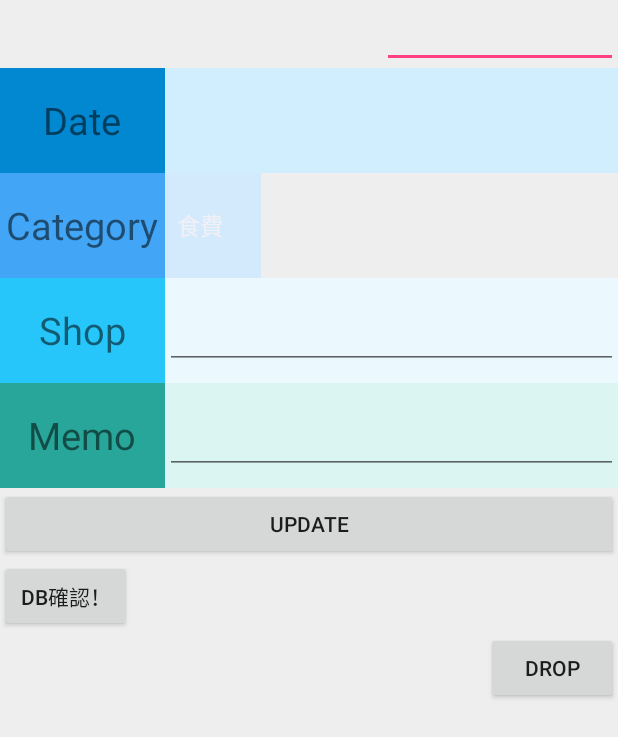
After one commit to Ke4a11/Afururu, an Android app: the MoneyUpdateActivity screen opened directly, with no data from a screen before it, on a phone screen of 412 x 824 dp. The commit adds this screen. Shown: the top 737 px of the screen. Run offline under Robolectric (Android 15) with nearby library versions, the phone set to English and light mode, and no system bars; 1 statement that could not run was skipped.

Commit message:
挿入と更新できるようになってますがめんintent追加

```diff
--- a/app/src/main/AndroidManifest.xml
+++ b/app/src/main/AndroidManifest.xml
@@ -84,6 +84,12 @@
             android:name=".Money.ServiceMoneyExchange"
             android:exported="false" >
         </service>
+
+        <activity
+            android:name=".Money.MoneyUpdateActivity"
+            android:label="@string/title_activity_money_update"
+            android:theme="@style/AppTheme.NoActionBar" >
+        </activity>
     </application>
 
 </manifest>
--- a/app/src/main/java/ke4a11/ecc/ac/jp/afururu/Money/MoneyActivity_ListorCal_Detail.java
+++ b/app/src/main/java/ke4a11/ecc/ac/jp/afururu/Money/MoneyActivity_ListorCal_Detail.java
@@ -26,7 +26,6 @@ TODO
  */
 
 public class MoneyActivity_ListorCal_Detail extends AppCompatActivity {
-
     @Override
     protected void onCreate(Bundle savedInstanceState) {
         super.onCreate(savedInstanceState);
--- a/app/src/main/java/ke4a11/ecc/ac/jp/afururu/Money/MoneyActiviy_ListorCal.java
+++ b/app/src/main/java/ke4a11/ecc/ac/jp/afururu/Money/MoneyActiviy_ListorCal.java
@@ -50,7 +50,7 @@ public class MoneyActiviy_ListorCal extends AppCompatActivity implements Money_L
     //private String[] DB_SELECTED_payout;
     public String[] DB_SELECTED_date;
     public String[] DB_SELECTED_shop;
-    public String[] DB_SELECTED_category;
+    public int[] DB_SELECTED_category;
     public String[] DB_SELECTED_memo;
 
     @Override
@@ -118,7 +118,7 @@ public class MoneyActiviy_ListorCal extends AppCompatActivity implements Money_L
         //クッションの役割 詳しくはフィールドにセッティング７るとこを参照
         String[] date = new String[c.getCount()];
         String[] shop = new String[c.getCount()];
-        String[] category = new String[c.getCount()];
+        int[] category = new int[c.getCount()];
         String[] memo = new String[c.getCount()];
 
 
@@ -128,7 +128,7 @@ public class MoneyActiviy_ListorCal extends AppCompatActivity implements Money_L
 
             date[i] = c.getString(1);
             shop[i] = c.getString(2);
-            category[i] = c.getString(3);
+            category[i] = Integer.parseInt(c.getString(3));
             memo[i] = c.getString(4);
 
             i++;
--- a/app/src/main/java/ke4a11/ecc/ac/jp/afururu/Money/MoneyInputActivity.java
+++ b/app/src/main/java/ke4a11/ecc/ac/jp/afururu/Money/MoneyInputActivity.java
@@ -30,6 +30,7 @@ import java.util.Calendar;
 
 import ke4a11.ecc.ac.jp.afururu.R;
 import ke4a11.ecc.ac.jp.afururu.Setting.ShowDataBase;
+import ke4a11.ecc.ac.jp.afururu.TopActivity;
 
 public class MoneyInputActivity extends AppCompatActivity {
     //初期の値
@@ -67,7 +68,7 @@ public class MoneyInputActivity extends AppCompatActivity {
                 //int idx = spinner.getSelectedItemPosition();
 
                 // 選択されているアイテムを取得
-                String category = (String)spinner.getSelectedItem();
+                int category = spinner.getSelectedItemPosition();
                 ContentValues insertValues = new ContentValues();
                 insertValues.put("date",date);
                 insertValues.put("shop", shop);
@@ -78,6 +79,8 @@ public class MoneyInputActivity extends AppCompatActivity {
 
                 //一つ目の引数をthisではなくContextにする　登録かんりょうのToast表示
                 Toast.makeText(getApplicationContext(),"登録完了",Toast.LENGTH_SHORT).show();
+                Intent i = new Intent(getApplicationContext(), TopActivity.class);
+                startActivity(i);
             }
         });
 
--- a/app/src/main/java/ke4a11/ecc/ac/jp/afururu/Money/MoneyOpenHelper.java
+++ b/app/src/main/java/ke4a11/ecc/ac/jp/afururu/Money/MoneyOpenHelper.java
@@ -11,13 +11,13 @@ public class MoneyOpenHelper extends SQLiteOpenHelper {
 
 
         public MoneyOpenHelper(Context context) {
-            super(context, "ShopMemoDB4", null, 2);
+            super(context, "ShopMemoDB5", null, 2);
         }
 
         @Override
         public void onCreate(SQLiteDatabase db) {
             db.execSQL("create table ecc(" + "id integer primary key," + " shop text not null," + " memo text not null,"
-                    +" category text not null," + " date text not null," + "price integer not null" + ");");
+                    +" category integer not null," + " date text not null," + "price integer not null" + ");");
         }
 
         @Override
--- a/app/src/main/java/ke4a11/ecc/ac/jp/afururu/Money/MoneyShowDatabase.java
+++ b/app/src/main/java/ke4a11/ecc/ac/jp/afururu/Money/MoneyShowDatabase.java
@@ -32,7 +32,7 @@ public class MoneyShowDatabase extends AppCompatActivity{
 
         while (mov) {
             TextView textView = new TextView(this);
-            textView.setText(String.format("%d : %s : %s : %s : %s : %d", c.getInt(0), c.getString(1) ,c.getString(2), c.getString(3),c.getString(4),c.getInt(5)));
+            textView.setText(String.format("%d : %s : %s : %d : %s : %d", c.getInt(0), c.getString(1) ,c.getString(2), c.getInt(3),c.getString(4),c.getInt(5)));
             mov = c.moveToNext();
             layout.addView(textView);
         }
--- /dev/null
+++ b/app/src/main/java/ke4a11/ecc/ac/jp/afururu/Money/MoneyUpdateActivity.java
@@ -0,0 +1,262 @@
+package ke4a11.ecc.ac.jp.afururu.Money;
+
+import android.app.DatePickerDialog;
+import android.content.ContentValues;
+import android.content.Context;
+import android.content.Intent;
+import android.database.Cursor;
+import android.database.sqlite.SQLiteDatabase;
+import android.os.Bundle;
+import android.support.annotation.Nullable;
+import android.support.design.widget.FloatingActionButton;
+import android.support.design.widget.Snackbar;
+import android.support.v7.app.AppCompatActivity;
+import android.support.v7.widget.Toolbar;
+import android.text.format.Time;
+import android.view.KeyEvent;
+import android.view.LayoutInflater;
+import android.view.View;
+import android.view.ViewGroup;
+import android.view.inputmethod.InputMethodManager;
+import android.widget.AdapterView;
+import android.widget.ArrayAdapter;
+import android.widget.Button;
+import android.widget.DatePicker;
+import android.widget.EditText;
+import android.widget.Spinner;
+import android.widget.TextView;
+import android.widget.Toast;
+
+import java.util.Calendar;
+
+import ke4a11.ecc.ac.jp.afururu.R;
+import ke4a11.ecc.ac.jp.afururu.Setting.ShowDataBase;
+
+public class MoneyUpdateActivity extends AppCompatActivity {
+    //初期の値
+    public static String selectedSpinner = "外食費";
+
+    //カテゴリ別のString型配列
+    private final String[] rateName = {"食費","外食費","交通費"};
+
+    public MoneyUpdateActivity() {
+        // Required empty public constructor
+    }
+
+    public void onStart(){
+
+        super.onStart();
+        MoneyOpenHelper helper = new MoneyOpenHelper(this);
+        final SQLiteDatabase db = helper.getWritableDatabase();
+        final EditText shopText = (EditText) findViewById(R.id.shopEdit);
+        final EditText memoText = (EditText) findViewById(R.id.memoEdit);
+        final TextView dateText = (TextView)findViewById(R.id.dateText);
+        final EditText priceText = (EditText)findViewById(R.id.priceEdit);
+        final Spinner spinner = (Spinner)findViewById(R.id.categorySpinner);
+
+        Intent i = getIntent();
+        int id =i.getIntExtra("position",1);
+        id +=1;
+
+        Toast.makeText(getApplicationContext(),"idは"+id+"desu", Toast.LENGTH_SHORT).show();
+
+        String shop ="";
+        String memo="";
+        String date="";
+        String price = "";
+         String category="";
+
+
+        String sqlstr = "select * from ecc where id =" + id + ";";
+        Cursor c=db.rawQuery(sqlstr,null);
+
+        boolean isEof = c.moveToFirst();
+
+        while (isEof) {
+          //  price += String.format("%d : %s : %s : %s : %s : %d", c.getInt(0), c.getString(1) ,c.getString(2), c.getString(3),c.getString(4),c.getInt(5));
+            shop +=String.format("%s",c.getString(1));
+            memo +=String.format("%s",c.getString(2));
+            category +=String.format("%d",c.getInt(3));
+            date +=String.format("%s",c.getString(4));
+           //お金は五番目の引数
+            price +=String.format("%d",c.getInt(5));
+            isEof = c.moveToNext();
+        }
+        shopText.setText(shop);
+        memoText.setText(memo);
+        dateText.setText(date);
+        priceText.setText(price);
+///カテゴリの表示をStringに変換
+        String categorychange = category;
+        int categorychanged = Integer.parseInt(categorychange);
+
+        Toast.makeText(getApplicationContext(),"", Toast.LENGTH_SHORT).show();
+
+
+        Button showButton = (Button) findViewById(R.id.showButton);
+        showButton.setOnClickListener(new View.OnClickListener() {
+            @Override
+            public void onClick(View v) {
+                Intent dbIntent = new Intent(getApplicationContext(),MoneyShowDatabase.class);
+                startActivity(dbIntent);
+            }
+        });
+
+
+        //UPDATEでの処理
+        final Button updateButton = (Button) findViewById(R.id.updateButton);
+        updateButton.setOnClickListener(new View.OnClickListener() {
+            @Override
+            public void onClick(View v) {
+
+                String shop = shopText.getText().toString();
+                String memo = memoText.getText().toString();
+                String date = dateText.getText().toString();
+                Integer price = Integer.parseInt(priceText.getText().toString());
+                int category = spinner.getSelectedItemPosition();
+                if (shop.equals("")) {
+
+                    Toast.makeText(getApplicationContext(), "名前を入力してください。", Toast.LENGTH_SHORT).show();
+                } else {
+                    ContentValues updateValues = new ContentValues();
+                    updateValues.put("shop", shop);
+                    updateValues.put("memo", memo);
+                    updateValues.put("date", date);
+                    updateValues.put("price", price);
+                    updateValues.put("category",category);
+                    db.update("ecc", updateValues, "date=?", new String[]{date});
+                }
+                Intent i = new Intent(getApplicationContext(),MoneyActiviy_ListorCal.class);
+                startActivity(i);
+            }
+        });
+
+                //DROPテーブル
+                Button dropButton = (Button) findViewById(R.id.dropButton);
+                dropButton.setOnClickListener(new View.OnClickListener() {
+                    @Override
+                    public void onClick(View v) {
+                        db.execSQL("DROP TABLE ECC");
+                    }
+                });
+
+
+                //spinner用のアダプターを作成
+                //??コンテキストに変更
+                ArrayAdapter<String> ad = new ArrayAdapter<String>(getApplicationContext(), android.R.layout.simple_spinner_item);
+                ad.setDropDownViewResource(android.R.layout.simple_spinner_dropdown_item);
+
+                //アイテム追加
+                ad.add("食費");
+                ad.add("外食費");
+                ad.add("交通費");
+                // spinner = (Spinner)findViewById(R.id.categorySpinner);
+
+                spinner.setAdapter(ad);
+
+                //スピナーのリスナの設定
+                spinner.setOnItemSelectedListener(new AdapterView.OnItemSelectedListener() {
+                    @Override
+                    public void onItemSelected(AdapterView<?> parent, View view, int position, long id) {
+
+                        selectedSpinner = rateName[spinner.getSelectedItemPosition()];
+
+                        //selectedSpinner = (String)spinner.getSelectedItem();
+                        //Toast.makeText(getContext(),Integer.toString(spinner.getSelectedItemPosition()),Toast.LENGTH_SHORT).show();
+                    }
+
+                    @Override
+                    public void onNothingSelected(AdapterView<?> parent) {
+                    }
+                });
+
+        memoText.setOnKeyListener(new View.OnKeyListener() {
+            @Override
+            public boolean onKey(View v, int keyCode, KeyEvent event) {
+                //EnterKeyが押されたかを判定
+                if (event.getAction() == KeyEvent.ACTION_DOWN
+                        && keyCode == KeyEvent.KEYCODE_ENTER) {
+
+                    //ソフトキーボードを閉じる
+                    InputMethodManager inputMethodManager = (InputMethodManager) getSystemService(Context.INPUT_METHOD_SERVICE);
+                    inputMethodManager.hideSoftInputFromWindow(v.getWindowToken(), 0);
+
+                    /*登録押したときの処理の内容
+                    String shop = shopText.getText().toString();
+                    String memo = memoText.getText().toString();
+                    String date = dateText.getText().toString();
+                    // 選択されているアイテムのIndexを取得
+                    //int idx = spinner.getSelectedItemPosition();
+
+                    // 選択されているアイテムを取得
+                    String category = (String)spinner.getSelectedItem();
+
+                    ContentValues insertValues = new ContentValues();
+                    insertValues.put("date",date);
+                    insertValues.put("shop", shop);
+                    insertValues.put("category",category);
+                    insertValues.put("memo", memo);
+                    long id = db.insert("ecc", date, insertValues);*/
+
+                    return true;
+                }
+                return false;
+            }
+        });
+
+        spinner.setSelection(categorychanged);
+
+    }
+
+
+     public View onCreateView(LayoutInflater inflater, ViewGroup container,
+                                     Bundle savedInstanceState) {
+                return inflater.inflate(R.layout.activity_money_update, container, false);
+            }
+
+            @Override
+            protected void onCreate(@Nullable Bundle savedInstanceState) {
+                super.onCreate(savedInstanceState);
+
+                Intent i = getIntent();
+                int id =i.getIntExtra("position",1);
+
+                Toast.makeText(getApplicationContext(),"idは"+id+"desu", Toast.LENGTH_SHORT).show();
+
+
+                //日付を表示する処理
+                setContentView(R.layout.activity_money_update);
+                final TextView dateText = (TextView) findViewById(R.id.dateText);
+                Time time = new Time("Asia/Tokyo");
+                time.setToNow();
+                String date = time.year + "年" + (time.month + 1) + "月" + time.monthDay + "日　";
+                dateText.setText(date);
+                //押したときカレンダー表示
+                dateText.setOnClickListener(new View.OnClickListener() {
+                    @Override
+                    public void onClick(View v) {
+                        Calendar cal = Calendar.getInstance();
+
+                        DatePickerDialog dialog = new DatePickerDialog(MoneyUpdateActivity.this, new DatePickerDialog.OnDateSetListener() {
+                            public void onDateSet(DatePicker picker, int year, int month, int day) {
+                                dateText.setText(year + "年" + (month + 1) + "月" + day + "日");
+                            }
+                        }
+                                , cal.get(Calendar.YEAR), cal.get(Calendar.MONTH), cal.get(Calendar.DAY_OF_MONTH)
+                        );
+                        dialog.show();
+
+
+
+                    }
+                });
+
+/*
+        Button btn=(Button)findViewById(R.id.addButton);
+        //btn.setOnClickListener(this);
+        btn.setText("kokoko");
+        btn.setVisibility(View.GONE);
+*/
+
+            }
+        }
--- /dev/null
+++ b/app/src/main/res/layout/activity_money_update.xml
@@ -0,0 +1,154 @@
+<?xml version="1.0" encoding="utf-8"?>
+<LinearLayout xmlns:android="http://schemas.android.com/apk/res/android"
+    xmlns:tools="http://schemas.android.com/tools" android:layout_width="match_parent"
+    android:layout_height="fill_parent" android:orientation="vertical" tools:context="ke4a11.ecc.ac.jp.afururu.Money.Money_Input"
+    android:weightSum="1" android:id="@+id/moneyinputlayout">
+
+
+
+    <EditText
+        android:layout_width="157dp"
+        android:layout_height="wrap_content"
+        android:layout_alignParentLeft="true"
+        android:layout_alignParentRight="true"
+        android:ems="5"
+        android:inputType="number"
+        android:id="@+id/priceEdit"
+        android:layout_gravity="right" />
+
+
+    <LinearLayout
+        android:layout_width="match_parent"
+        android:layout_height="wrap_content"
+        android:orientation="vertical"
+        android:layout_weight="0.78">
+        <!--Dateを囲んでいるLinear-->
+        <LinearLayout
+            android:layout_width="match_parent"
+            android:layout_height="wrap_content"
+            android:orientation="horizontal"
+            android:weightSum="1">
+
+
+            <!--日付label-->
+            <TextView
+                android:layout_width="110dp"
+                android:layout_height="70dp"
+                android:text="Date"
+                android:id="@+id/date"
+                android:gravity="center"
+                android:textSize="25dp"
+                android:background="#0288D1" />
+
+            <!--日付TextView-->
+            <TextView
+                android:layout_width="match_parent"
+                android:layout_height="fill_parent"
+                android:id="@+id/dateText"
+                android:clickable="true"
+                android:textSize="30dp"
+                android:textStyle="bold"
+                android:gravity="center"
+                android:background="#d1eefe" />
+
+
+        </LinearLayout>
+
+        <!--Categoryを囲んでいるLinear-->
+        <LinearLayout
+            android:layout_width="wrap_content"
+            android:layout_height="wrap_content"
+            android:orientation="horizontal">
+
+            <TextView
+                android:layout_width="110dp"
+                android:layout_height="70dp"
+                android:text="Category"
+                android:id="@+id/category"
+                android:textSize="25dp"
+                android:gravity="center"
+                android:background="#42a5f5" />
+
+            <Spinner android:id="@+id/categorySpinner"
+                android:layout_width="match_parent"
+                android:layout_height="match_parent"
+                android:gravity="center|center_vertical|center_horizontal"
+                android:background="#d3eafc">
+            </Spinner>
+
+        </LinearLayout>
+        <!--Shopを囲んでいるLinear-->
+        <LinearLayout
+            android:layout_width="fill_parent"
+            android:layout_height="wrap_content"
+            android:orientation="horizontal"
+            android:background="#ebf9fe">
+
+            <TextView
+                android:layout_width="110dp"
+                android:layout_height="70dp"
+                android:text="Shop"
+                android:id="@+id/shop"
+                android:textSize="25dp"
+                android:gravity="center"
+                android:background="#26c6fa" />
+
+            <EditText
+                android:layout_width="fill_parent"
+                android:layout_height="wrap_content"
+                android:id="@+id/shopEdit"
+                android:inputType="text"
+                android:maxLength="200"/>
+
+        </LinearLayout>
+
+        <!--Memoを囲んでいるLinear-->
+        <LinearLayout
+            android:layout_width="fill_parent"
+            android:layout_height="wrap_content"
+            android:orientation="horizontal"
+            android:background="#daf5f2">
+
+            <TextView
+                android:layout_width="110dp"
+                android:layout_height="70dp"
+                android:text="Memo"
+                android:id="@+id/memo"
+                android:textSize="25dp"
+                android:gravity="center"
+                android:background="#29a69a" />
+
+            <EditText
+                android:layout_width="fill_parent"
+                android:layout_height="wrap_content"
+                android:id="@+id/memoEdit"
+                android:inputType="text"
+                android:maxLength="20"/>
+
+        </LinearLayout>
+
+        <Button
+            android:layout_width="fill_parent"
+            android:layout_height="wrap_content"
+            android:text="UPDATE"
+            android:id="@+id/updateButton"
+            android:layout_gravity="center_horizontal" />
+
+        <Button
+            android:layout_width="wrap_content"
+            android:layout_height="wrap_content"
+            android:text="DB確認！"
+            android:id="@+id/showButton" />
+
+        <Button
+            android:layout_width="wrap_content"
+            android:layout_height="wrap_content"
+            android:text="drop"
+            android:id="@+id/dropButton"
+            android:layout_gravity="right" />
+
+
+    </LinearLayout>
+
+
+</LinearLayout>
--- a/app/src/main/res/values/strings.xml
+++ b/app/src/main/res/values/strings.xml
@@ -10,4 +10,5 @@
 
     <string name="hello_world">Hello world!</string>
     <string name="title_activity_money_input">MoneyInput</string>
+    <string name="title_activity_money_update">MoneyUpdateActivity</string>
 </resources>
```
Also changed, not shown: app/src/main/java/ke4a11/ecc/ac/jp/afururu/Money/Money_ListorCal_Detail.java (+11 -10 lines), app/src/main/java/ke4a11/ecc/ac/jp/afururu/Money/dummy/DummyContent.java (+7 -4 lines), app/src/main/res/layout/content_money_update.xml (added, +13 -0 lines).
